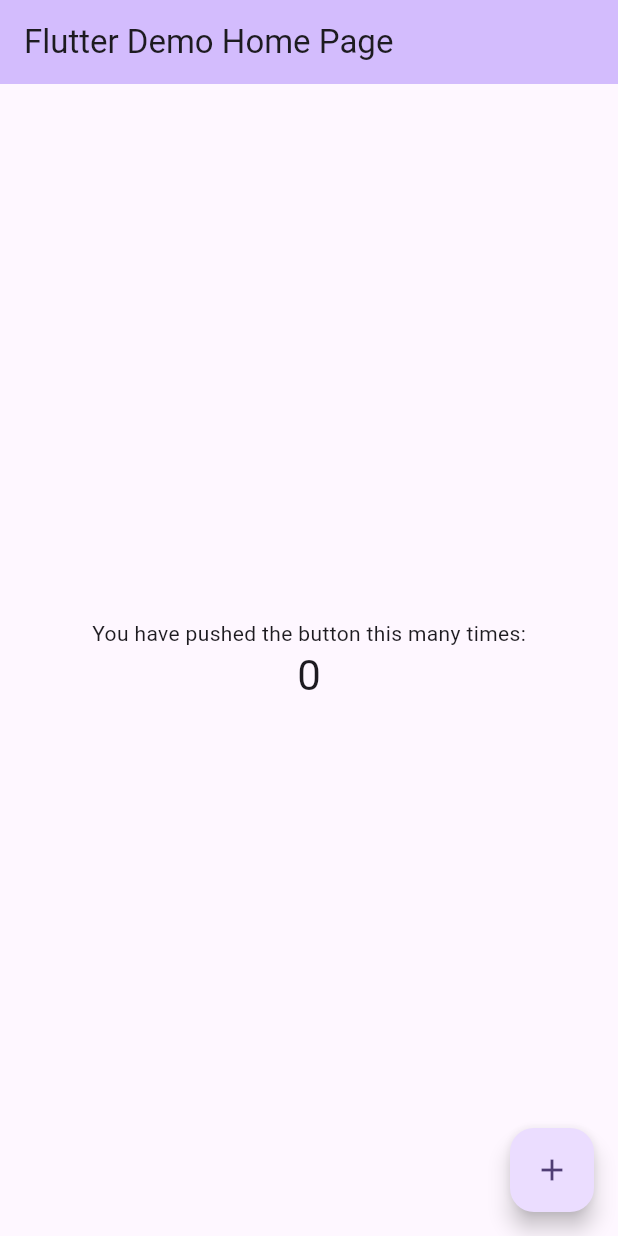
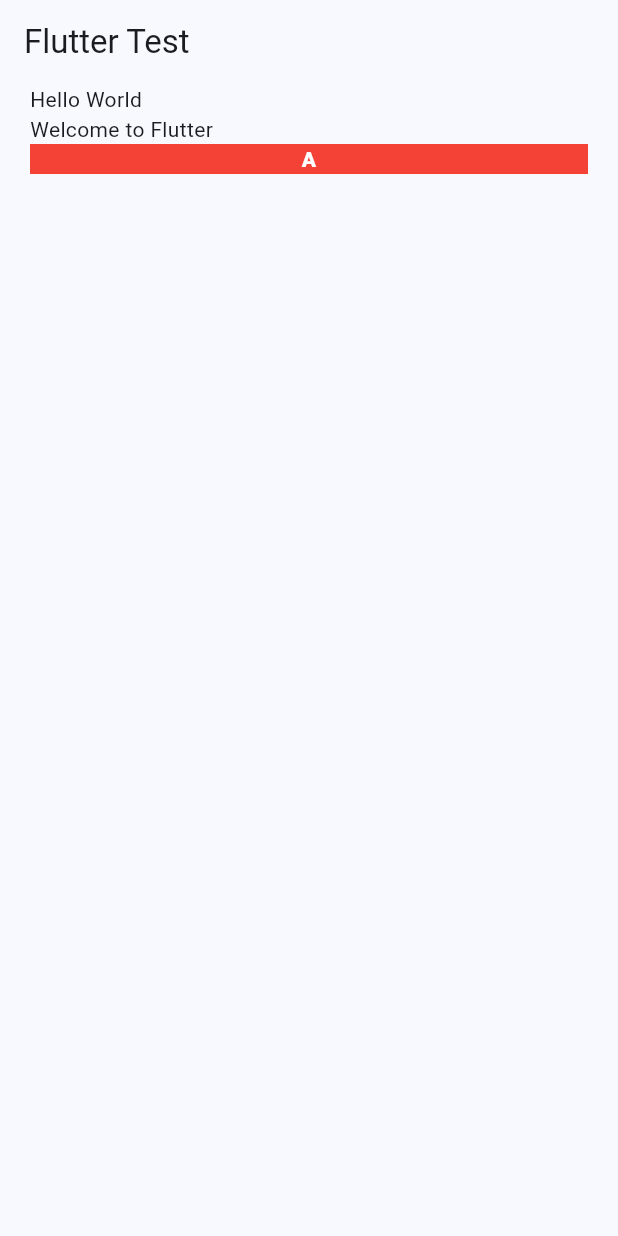
Before and after one commit to Lisette8/NEOBTE-MOBILE, a Flutter app: the screen it shows after launch, on a phone screen of 412 x 824 dp. Run offline on Flutter 3.47's test engine with Material 3 defaults, Android fonts, the phone set to English and light mode, and no system bars.

Commit message:
commit test 1

```diff
--- /dev/null
+++ b/neobte/lib/App/my_app.dart
@@ -0,0 +1,19 @@
+import 'package:flutter/material.dart';
+import '../Views/home_view.dart';
+
+class MyApp extends StatelessWidget {
+  const MyApp({super.key});
+
+  @override
+  Widget build(BuildContext context) {
+    return MaterialApp(
+      debugShowCheckedModeBanner: false, // remove debug banner
+      title: 'Flutter Demo',
+      theme: ThemeData(
+        colorScheme: ColorScheme.fromSeed(seedColor: Colors.blue),
+        useMaterial3: true, // modern Material 3 style
+      ),
+      home: HomeView(),
+    );
+  }
+}
--- /dev/null
+++ b/neobte/lib/Views/home_view.dart
@@ -0,0 +1,31 @@
+import 'package:flutter/material.dart';
+
+class HomeView extends StatelessWidget {
+  const HomeView({super.key});
+
+  @override
+  Widget build(BuildContext context) {
+    return Scaffold(
+      appBar: AppBar(title: Text('Flutter Test')),
+      body: ListView(
+        padding: EdgeInsets.only(right: 20, left: 20),
+        children: [
+          Text('Hello World'),
+          Text('Welcome to Flutter'),
+
+          //square
+          Container(
+            height: 20,
+            width: 20,
+            color: Colors.red,
+            alignment: Alignment.center,
+            child: Text(
+              "A",
+              style: TextStyle(color: Colors.white, fontWeight: FontWeight.w900),
+            ),
+          ),
+        ],
+      ),
+    );
+  }
+}
--- a/neobte/lib/main.dart
+++ b/neobte/lib/main.dart
@@ -1,122 +1,6 @@
 import 'package:flutter/material.dart';
+import 'App/my_app.dart';
 
 void main() {
   runApp(const MyApp());
 }
-
-class MyApp extends StatelessWidget {
-  const MyApp({super.key});
-
-  // This widget is the root of your application.
-  @override
-  Widget build(BuildContext context) {
-    return MaterialApp(
-      title: 'Flutter Demo',
-      theme: ThemeData(
-        // This is the theme of your application.
-        //
-        // TRY THIS: Try running your application with "flutter run". You'll see
-        // the application has a purple toolbar. Then, without quitting the app,
-        // try changing the seedColor in the colorScheme below to Colors.green
-        // and then invoke "hot reload" (save your changes or press the "hot
-        // reload" button in a Flutter-supported IDE, or press "r" if you used
-        // the command line to start the app).
-        //
-        // Notice that the counter didn't reset back to zero; the application
-        // state is not lost during the reload. To reset the state, use hot
-        // restart instead.
-        //
-        // This works for code too, not just values: Most code changes can be
-        // tested with just a hot reload.
-        colorScheme: .fromSeed(seedColor: Colors.deepPurple),
-      ),
-      home: const MyHomePage(title: 'Flutter Demo Home Page'),
-    );
-  }
-}
-
-class MyHomePage extends StatefulWidget {
-  const MyHomePage({super.key, required this.title});
-
-  // This widget is the home page of your application. It is stateful, meaning
-  // that it has a State object (defined below) that contains fields that affect
-  // how it looks.
-
-  // This class is the configuration for the state. It holds the values (in this
-  // case the title) provided by the parent (in this case the App widget) and
-  // used by the build method of the State. Fields in a Widget subclass are
-  // always marked "final".
-
-  final String title;
-
-  @override
-  State<MyHomePage> createState() => _MyHomePageState();
-}
-
-class _MyHomePageState extends State<MyHomePage> {
-  int _counter = 0;
-
-  void _incrementCounter() {
-    setState(() {
-      // This call to setState tells the Flutter framework that something has
-      // changed in this State, which causes it to rerun the build method below
-      // so that the display can reflect the updated values. If we changed
-      // _counter without calling setState(), then the build method would not be
-      // called again, and so nothing would appear to happen.
-      _counter++;
-    });
-  }
-
-  @override
-  Widget build(BuildContext context) {
-    // This method is rerun every time setState is called, for instance as done
-    // by the _incrementCounter method above.
-    //
-    // The Flutter framework has been optimized to make rerunning build methods
-    // fast, so that you can just rebuild anything that needs updating rather
-    // than having to individually change instances of widgets.
-    return Scaffold(
-      appBar: AppBar(
-        // TRY THIS: Try changing the color here to a specific color (to
-        // Colors.amber, perhaps?) and trigger a hot reload to see the AppBar
-        // change color while the other colors stay the same.
-        backgroundColor: Theme.of(context).colorScheme.inversePrimary,
-        // Here we take the value from the MyHomePage object that was created by
-        // the App.build method, and use it to set our appbar title.
-        title: Text(widget.title),
-      ),
-      body: Center(
-        // Center is a layout widget. It takes a single child and positions it
-        // in the middle of the parent.
-        child: Column(
-          // Column is also a layout widget. It takes a list of children and
-          // arranges them vertically. By default, it sizes itself to fit its
-          // children horizontally, and tries to be as tall as its parent.
-          //
-          // Column has various properties to control how it sizes itself and
-          // how it positions its children. Here we use mainAxisAlignment to
-          // center the children vertically; the main axis here is the vertical
-          // axis because Columns are vertical (the cross axis would be
-          // horizontal).
-          //
-          // TRY THIS: Invoke "debug painting" (choose the "Toggle Debug Paint"
-          // action in the IDE, or press "p" in the console), to see the
-          // wireframe for each widget.
-          mainAxisAlignment: .center,
-          children: [
-            const Text('You have pushed the button this many times:'),
-            Text(
-              '$_counter',
-              style: Theme.of(context).textTheme.headlineMedium,
-            ),
-          ],
-        ),
-      ),
-      floatingActionButton: FloatingActionButton(
-        onPressed: _incrementCounter,
-        tooltip: 'Increment',
-        child: const Icon(Icons.add),
-      ),
-    );
-  }
-}
```
Also changed, not shown: 1 other file.
